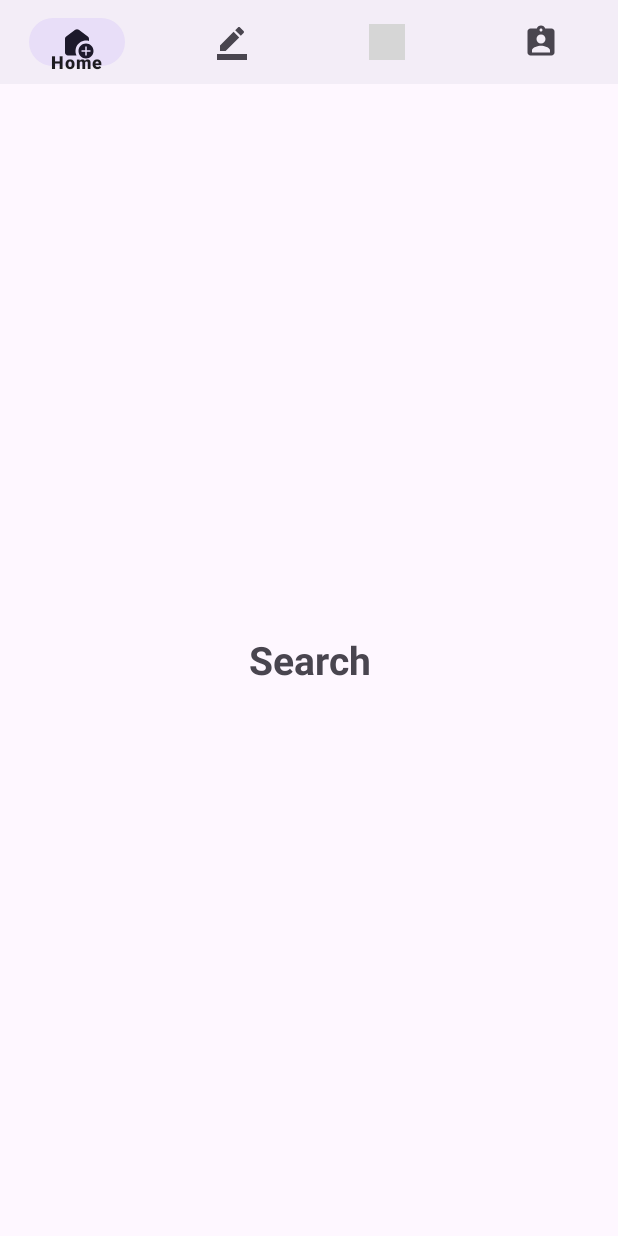
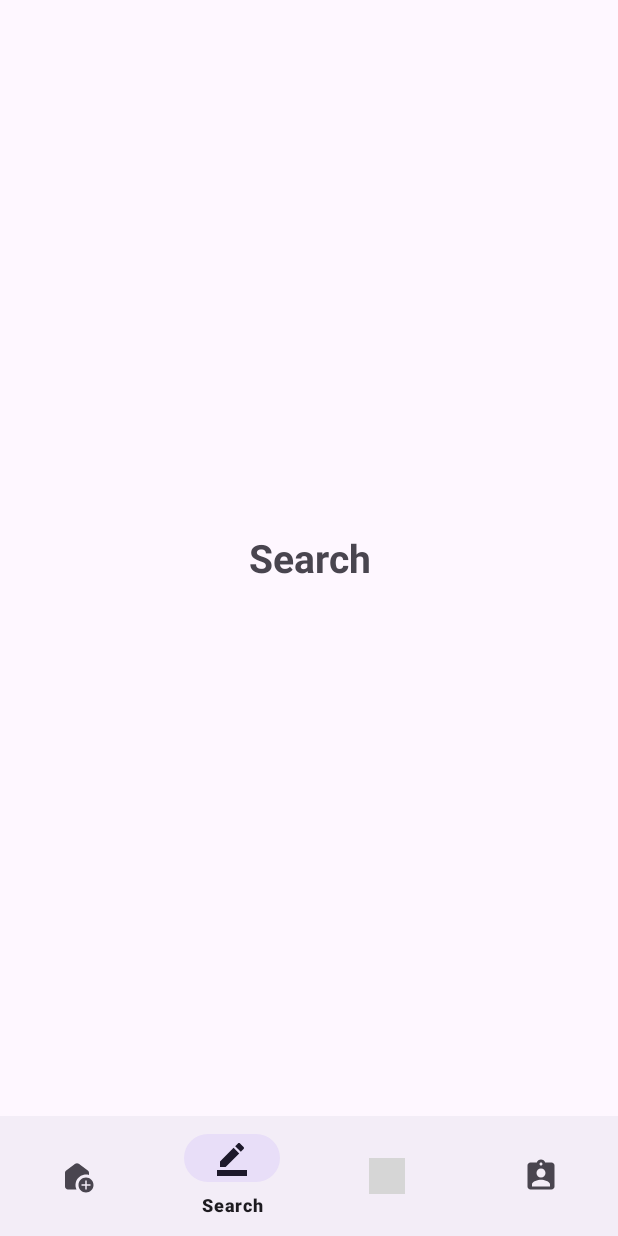
Before and after one commit to ThuHiep/63130428-AndroidProgramming, an Android app: the screen it shows after launch (MainActivity), item 2 of the bottom bar chosen, on a phone screen of 412 x 824 dp. Run offline under Robolectric (Android 15) with nearby library versions, the phone set to English and light mode, and no system bars; grey boxes are pictures that could not be loaded.

Commit message:
Hoàn thành BottomNavigation

```diff
--- a/BottomNavigation/app/src/main/java/ntu/dtthiep/bottomnavigation/MainActivity.java
+++ b/BottomNavigation/app/src/main/java/ntu/dtthiep/bottomnavigation/MainActivity.java
@@ -31,30 +31,36 @@ public class MainActivity extends AppCompatActivity {
                 int itemId = item.getItemId();
 
                 if(itemId==R.id.navHome){
-                    LoadFragment(new HomeFragment());
+                    LoadFragment(new HomeFragment(),false);
 
 
                 } else if (itemId==R.id.navSearch) {
-                    LoadFragment(new searchfragment());
+                    LoadFragment(new searchfragment(),false);
 
                 } else if (itemId==R.id.navNot) {
-                    LoadFragment(new notififragment());
+                    LoadFragment(new notififragment(),false);
 
                 }else {
-                    LoadFragment(new profilefragment());
+                    LoadFragment(new profilefragment(),false);
 
                 }
 
-                return false;
+                return true;
             }
         });
+        LoadFragment(new HomeFragment(),true);
 
     }
-    private void LoadFragment(Fragment fragment){
+    private void LoadFragment(Fragment fragment, boolean isAppInnitiallized){
         FragmentManager fragmentManager = getSupportFragmentManager();
         FragmentTransaction fragmentTransaction = fragmentManager.beginTransaction();
 
-        fragmentTransaction.add(R.id.framelayout, fragment);
+        if(isAppInnitiallized){
+            fragmentTransaction.add(R.id.framelayout, fragment);
+        }
+        else {
+            fragmentTransaction.replace(R.id.framelayout, fragment);
+        }
         fragmentTransaction.commit();
     }
 }
--- a/BottomNavigation/app/src/main/res/layout/activity_main.xml
+++ b/BottomNavigation/app/src/main/res/layout/activity_main.xml
@@ -7,20 +7,17 @@
     android:orientation="vertical"
     tools:context=".MainActivity">
 
+    <FrameLayout
+        android:id="@+id/framelayout"
+        android:layout_width="match_parent"
+        android:layout_height="0dp"
+        android:layout_weight="1">
+    </FrameLayout>
 
     <com.google.android.material.bottomnavigation.BottomNavigationView
         android:id="@+id/bottomNavigation"
         android:layout_width="match_parent"
         app:menu="@menu/bottom_nav_menu"
-        app:itemPaddingBottom="10dp"
-        android:layout_height="56dp" />
-
-    <FrameLayout
-        android:id="@+id/framelayout"
-        android:layout_weight="1"
-        android:layout_width="match_parent"
-        android:layout_height="match_parent">
-
-    </FrameLayout>
+        android:layout_height="wrap_content" />
 
 </LinearLayout>
```
